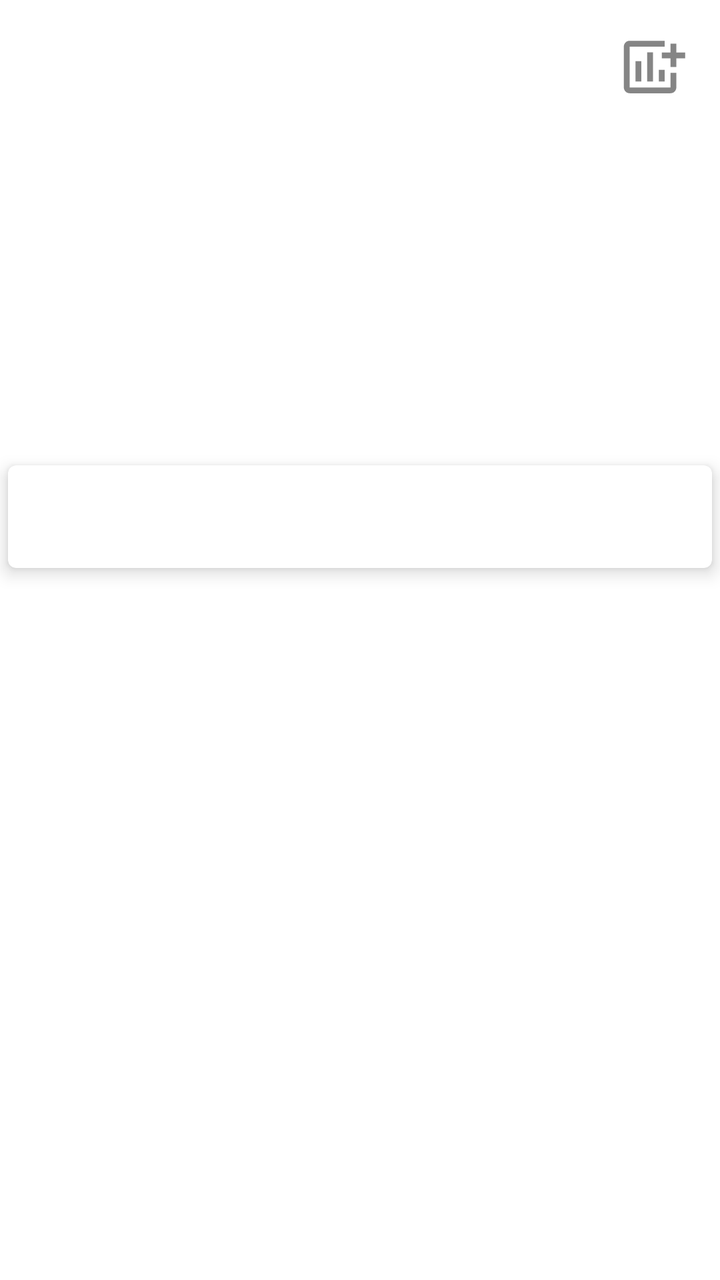
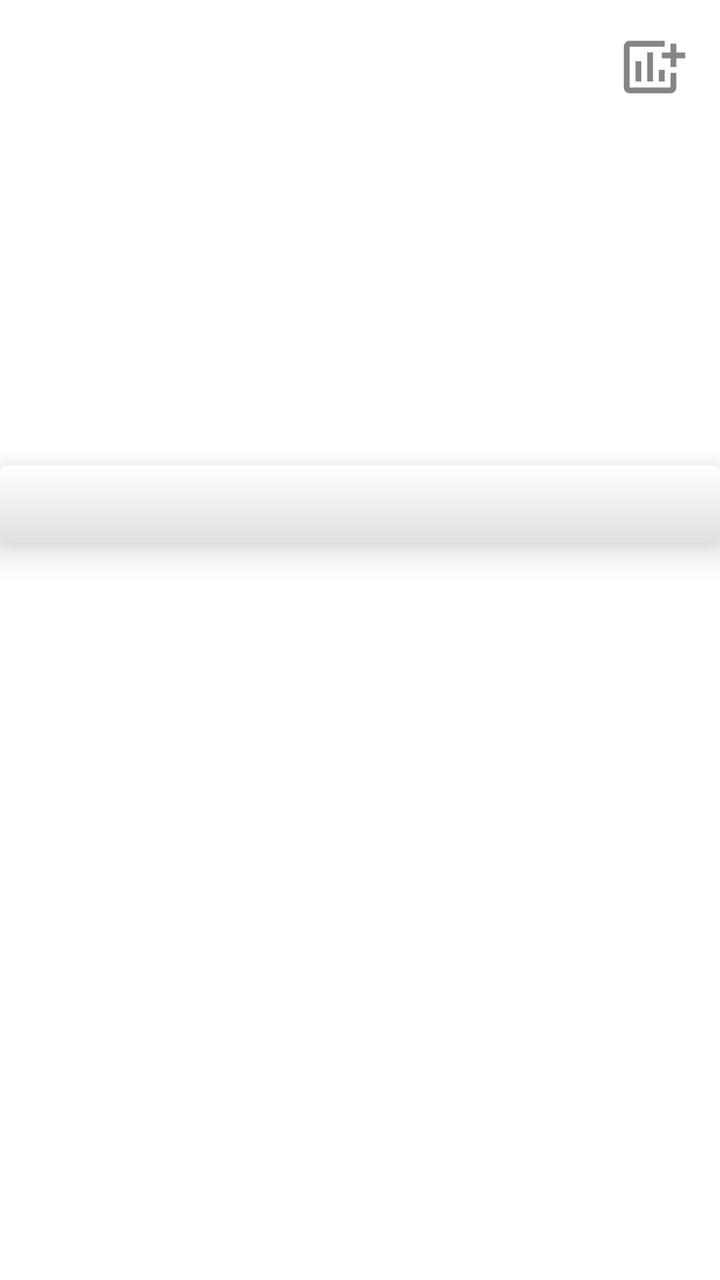

Before-and-after screenshots of an Android layout around one commit, followed by the original layout XML and the change that was made.
<!-- AndroidManifest.xml: application theme Theme.Matscape -->
<!-- res/layout/activity_main.xml -->
<?xml version="1.0" encoding="utf-8"?>
<androidx.drawerlayout.widget.DrawerLayout xmlns:android="http://schemas.android.com/apk/res/android"
    xmlns:app="http://schemas.android.com/apk/res-auto"
    xmlns:tools="http://schemas.android.com/tools"
    android:layout_width="match_parent"
    android:layout_height="match_parent"
    tools:context=".Activities.HomeActivity"
    android:id="@+id/DrawerLayout">

    

    <androidx.constraintlayout.widget.ConstraintLayout
        android:layout_width="match_parent"
        android:layout_height="match_parent">

        <androidx.appcompat.widget.Toolbar
            android:id="@+id/Toolbar"
            android:layout_width="match_parent"
            android:layout_height="wrap_content"
            android:background="@null"
            app:layout_constraintEnd_toEndOf="parent"
            app:layout_constraintStart_toStartOf="parent"
            app:layout_constraintTop_toTopOf="parent" />

        <ImageView
            android:id="@+id/AddMatrixCardsButton"
            android:layout_width="35dp"
            android:layout_height="35dp"
            android:layout_margin="16dp"
            android:background="?attr/selectableItemBackgroundBorderless"
            android:clickable="true"
            android:contentDescription="@string/desc_addMatrix"
            android:focusable="true"
            android:src="@drawable/ic_home_add_matrix"
            app:layout_constraintEnd_toEndOf="parent"
            app:layout_constraintTop_toTopOf="parent"
            tools:ignore="TouchTargetSizeCheck" />

        <androidx.recyclerview.widget.RecyclerView
            android:id="@+id/MatrixCardsRecyclerView"
            android:layout_width="match_parent"
            android:layout_height="0dp"
            app:layout_constraintHeight_percent=".27"
            app:layout_constraintEnd_toEndOf="parent"
            app:layout_constraintStart_toStartOf="parent"
            app:layout_constraintTop_toBottomOf="@+id/Toolbar" />


        <androidx.cardview.widget.CardView
            android:id="@+id/cardView"
            android:layout_width="match_parent"
            android:layout_height="0dp"
            android:layout_margin="4dp"
            app:cardCornerRadius="4dp"
            app:cardElevation="5dp"
            app:layout_constraintEnd_toEndOf="parent"
            app:layout_constraintHeight_percent=".08"
            app:layout_constraintStart_toStartOf="parent"
            app:layout_constraintTop_toBottomOf="@+id/MatrixCardsRecyclerView" />

        <androidx.recyclerview.widget.RecyclerView
            android:id="@+id/ResultCardsRecyclerView"
            android:layout_width="match_parent"
            android:layout_height="0dp"
            app:layout_constraintBottom_toBottomOf="parent"
            app:layout_constraintEnd_toEndOf="parent"
            app:layout_constraintStart_toStartOf="parent"
            app:layout_constraintTop_toBottomOf="@+id/cardView" />

    </androidx.constraintlayout.widget.ConstraintLayout>


    <com.google.android.material.navigation.NavigationView
        android:id="@+id/HomeNavigationView"
        android:layout_width="wrap_content"
        android:layout_height="match_parent"
        app:menu="@menu/menu_home_navigation_drawer"
        app:headerLayout="@layout/header_navigation_drawer"
        android:layout_gravity="start"/>

</androidx.drawerlayout.widget.DrawerLayout>
<!-- res/layout/header_navigation_drawer.xml (included above) -->
<?xml version="1.0" encoding="utf-8"?>
<LinearLayout xmlns:android="http://schemas.android.com/apk/res/android"
    android:layout_width="match_parent"
    android:layout_height="match_parent"
    android:orientation="vertical">

    

    <TextView
        android:layout_width="wrap_content"
        android:layout_height="wrap_content"
        android:layout_marginTop="24dp"
        android:layout_marginStart="24dp"
        android:layout_marginEnd="24dp"
        android:textAppearance="?attr/textAppearanceHeadline6"
        android:text="@string/app_name" />

    <TextView
        android:layout_width="wrap_content"
        android:layout_height="wrap_content"
        android:layout_marginBottom="24dp"
        android:layout_marginStart="24dp"
        android:layout_marginEnd="24dp"
        android:textAppearance="?attr/textAppearanceBody2"
        android:textColor="@color/material_on_surface_emphasis_medium"
        android:text="Matrix Calculator" />

</LinearLayout>
<!-- resources referenced by this layout -->
<resources>
  <!-- drawable ic_home_add_matrix (drawable) -->
  <vector android:alpha="0.8" android:height="24dp"
      android:tint="?attr/colorControlNormal" android:viewportHeight="24"
      android:viewportWidth="24" android:width="24dp" xmlns:android="http://schemas.android.com/apk/res/android">
      <path android:fillColor="@android:color/white" android:pathData="M6,9.99h2v7L6,16.99zM14,12.99h2v4h-2zM10,6.99h2v10h-2zM20,7L20,4h-2v3h-3v2h3v3h2L20,9h3L23,7zM18,19L4,19L4,5h12L16,3L4,3c-1.1,0 -2,0.9 -2,2v14c0,1.1 0.9,2 2,2h14c1.1,0 2,-0.9 2,-2v-5h-2v5z"/>
  </vector>
  <string name="app_name" translatable="false">Matscape</string>
  
      //for homepage navigation drawer
  <string name="desc_addMatrix" translatable="false">Add Matrix</string>
  
      //for matrix cards
  <style name="Theme.Matscape" parent="Theme.MaterialComponents.DayNight.NoActionBar">
          
          <item name="colorPrimary">@color/purple_500</item>
          <item name="colorPrimaryVariant">@color/purple_700</item>
          <item name="colorOnPrimary">@color/white</item>
          
          <item name="colorSecondary">@color/teal_200</item>
          <item name="colorSecondaryVariant">@color/teal_700</item>
          <item name="colorOnSecondary">@color/black</item>
          
          <item name="android:statusBarColor" tools:targetApi="l">?attr/colorPrimaryVariant</item>
          
      </style>
  <color name="purple_500">#FF6200EE</color>
  <color name="purple_700">#FF3700B3</color>
  <color name="white">#FFFFFFFF</color>
  <color name="teal_200">#FF03DAC5</color>
  <color name="teal_700">#FF018786</color>
  <color name="black">#FF000000</color>
</resources>

<!-- the commit's change to res/layout/activity_main.xml (unified diff, before → after) -->
@@ -45,18 +45,21 @@
             app:layout_constraintStart_toStartOf="parent"
             app:layout_constraintTop_toBottomOf="@+id/Toolbar" />
 
-
         <androidx.cardview.widget.CardView
             android:id="@+id/cardView"
             android:layout_width="match_parent"
             android:layout_height="0dp"
-            android:layout_margin="4dp"
+            android:layout_marginTop="4dp"
+            android:layout_marginBottom="4dp"
             app:cardCornerRadius="4dp"
-            app:cardElevation="5dp"
+            app:cardElevation="10dp"
+            android:foreground="@drawable/grad_home_divider"
             app:layout_constraintEnd_toEndOf="parent"
-            app:layout_constraintHeight_percent=".08"
+            app:layout_constraintHeight_percent=".06"
             app:layout_constraintStart_toStartOf="parent"
-            app:layout_constraintTop_toBottomOf="@+id/MatrixCardsRecyclerView" />
+            app:layout_constraintTop_toBottomOf="@+id/MatrixCardsRecyclerView">
+
+        </androidx.cardview.widget.CardView>
 
         <androidx.recyclerview.widget.RecyclerView
             android:id="@+id/ResultCardsRecyclerView"
<!-- resource entries referenced after the edit -->
@@ -1,5 +1,15 @@
 <!-- resources referenced by this layout -->
 <resources>
+  <!-- drawable grad_home_divider (drawable) -->
+  <?xml version="1.0" encoding="utf-8"?>
+      <shape xmlns:android="http://schemas.android.com/apk/res/android"
+          android:shape="rectangle">
+          <gradient
+              android:startColor="#FFFFFF"
+              android:endColor="#E0E0E0"
+              android:angle="270"
+              android:centerY=".6" />
+      </shape>
   <!-- drawable ic_home_add_matrix (drawable) -->
   <vector android:alpha="0.8" android:height="24dp"
       android:tint="?attr/colorControlNormal" android:viewportHeight="24"
